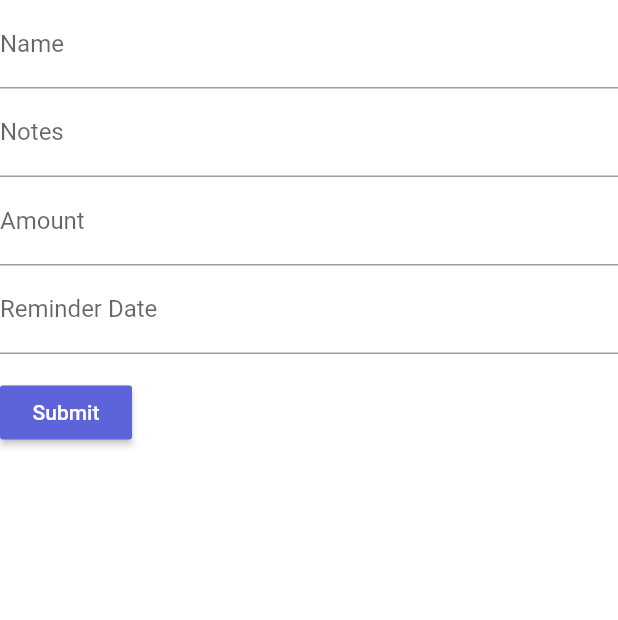
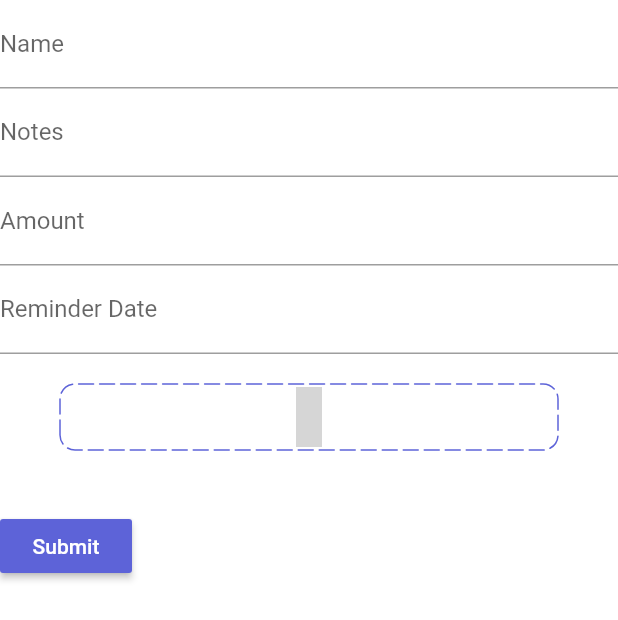
Before and after one commit to thirvusoft/money-manager, a Flutter app: the MyCustomForm widget shown alone on an empty page, opened directly, on a phone screen of 412 x 824 dp. Shown: the top 620 px of the screen. Run offline on Flutter 3.47's test engine with Material 2 defaults, Android fonts, the phone set to English and light mode, and no system bars; drawn by our look-alikes of dotted_border; our stand-ins replace animated_text_kit, bottom_navy_bar, connectivity, dio, file_picker, flutter_dotenv and 9 more; accounts and stored records are empty; network calls fail; grey boxes are pictures that could not be loaded.

Commit message:
Minor changes

```diff
--- a/lib/views/screens/Dataentrysheet.dart
+++ b/lib/views/screens/Dataentrysheet.dart
@@ -148,8 +148,100 @@ class MyCustomFormState extends State<MyCustomForm>
                     return null;
                   }
                 }),
+            GestureDetector(
+              onTap: selectFile,
+              child: Padding(
+                  padding:
+                      EdgeInsets.symmetric(horizontal: 40.0, vertical: 20.0),
+                  child: DottedBorder(
+                    borderType: BorderType.RRect,
+                    radius: Radius.circular(10),
+                    dashPattern: [10, 4],
+                    strokeCap: StrokeCap.round,
+                    color: Color.fromARGB(255, 93, 99, 216),
+                    child: Container(
+                      width: double.infinity,
+                      child: Column(
+                        mainAxisAlignment: MainAxisAlignment.center,
+                        children: [
+                          Icon(
+                            Iconsax.folder_open,
+                            color: Color.fromARGB(255, 93, 99, 216),
+                            size: 40,
+                          ),
+                        ],
+                      ),
+                    ),
+                  )),
+            ),
+            _platformFile != null
+                ? Container(
+                    child: _loading
+                        ? CircularProgressIndicator(
+                            valueColor: AlwaysStoppedAnimation<Color>(
+                                Color.fromARGB(255, 93, 99, 216)),
+                          )
+                        : Column(
+                            crossAxisAlignment: CrossAxisAlignment.start,
+                            children: [
+                              Text(
+                                'Selected File',
+                                style: TextStyle(
+                                  color: Colors.grey.shade400,
+                                  fontSize: 15,
+                                ),
+                              ),
+                              Container(
+                                  padding: EdgeInsets.all(8),
+                                  decoration: BoxDecoration(
+                                      borderRadius: BorderRadius.circular(100),
+                                      color: Colors.white,
+                                      boxShadow: [
+                                        BoxShadow(
+                                          color: Colors.grey.shade200,
+                                          offset: Offset(0, 1),
+                                          blurRadius: 3,
+                                          spreadRadius: 2,
+                                        )
+                                      ]),
+                                  child: Row(
+                                    children: [
                                       SizedBox(
-                height: 15,
+                                        width: 10,
+                                      ),
+                                      Expanded(
+                                        child: Column(
+                                          crossAxisAlignment:
+                                              CrossAxisAlignment.start,
+                                          children: [
+                                            Text(
+                                              _platformFile!.name,
+                                              style: TextStyle(
+                                                  fontSize: 13,
+                                                  color: Colors.black),
+                                            ),
+                                            SizedBox(
+                                              height: 5,
+                                            ),
+                                            Text(
+                                              '${(_platformFile!.size / 1024).ceil()} KB',
+                                              style: TextStyle(
+                                                  fontSize: 13,
+                                                  color: Colors.grey.shade500),
+                                            ),
+                                          ],
+                                        ),
+                                      ),
+                                    ],
+                                  )),
+                              SizedBox(
+                                height: 20,
+                              ),
+                            ],
+                          ))
+                : Container(),
+            SizedBox(
+              height: 20,
             ),
             RaisedButton(
                 color: Color.fromARGB(255, 93, 99, 216),
@@ -158,7 +250,9 @@ class MyCustomFormState extends State<MyCustomForm>
                   style: TextStyle(color: Colors.white),
                 ),
                 onPressed: () {
-                    print('yyyyyyyyyyyyyyyy');
+                  print("test");
+                  uploadimage(_file, _platformFile!.name);
+                  // _file, _platformFile
                   if (_formKey.currentState!.validate()) {
                     dataentry(
                       typecontroller.text,
@@ -166,38 +260,65 @@ class MyCustomFormState extends State<MyCustomForm>
                       namecontroller.text,
                       notescontroller.text,
                       amountcontroller.text,
-                        datecontroller.text,
                     );
+
+                    // typecontroller.clear();
                     namecontroller.clear();
                     notescontroller.clear();
                     amountcontroller.clear();
                     datecontroller.clear();
                   }
                 })
-            ]),
+          ],
+        ),
       ),
     );
   }
 
-  Future dataentry(
-    type,
-    subtypes,
-    name,
-    notes,
-    amount,
-    date,
-  ) async {
+  //           RaisedButton(
+  //               color: Color.fromARGB(255, 93, 99, 216),
+  //               child: Text(
+  //                 "Submit",
+  //                 style: TextStyle(color: Colors.white),
+  //               ),
+  //               onPressed: () {
+  //                 print("test");
+  //                 uploadimage(_file, _platformFile!.name);
+  //                 // _file, _platformFile
+  //                 if (_formKey.currentState!.validate()) {
+  //                   dataentry(
+  //                     typecontroller.text,
+  //                     subtypescode,
+  //                     namecontroller.text,
+  //                     notescontroller.text,
+  //                     amountcontroller.text,
+  //                   );
+
+  //                   // typecontroller.clear();
+  //                   namecontroller.clear();
+  //                   notescontroller.clear();
+  //                   amountcontroller.clear();
+  //                   datecontroller.clear();
+  //                 }
+  //               })
+  //         ],
+  //       ),
+  //     ),
+  //   );
+  // }
+
+  Future dataentry(type, subtypescode, name, notes, amount) async {
     if (typecontroller.text.isNotEmpty ||
         namecontroller.text.isNotEmpty ||
         notescontroller.text.isNotEmpty ||
-        amountcontroller.text.isNotEmpty ||
-        datecontroller.text.isNotEmpty) {
-      print(subtypecontroller.text);
-      print(dotenv.env['API_URL']);
+        amountcontroller.text.isNotEmpty) {
+      SharedPreferences prefs = await SharedPreferences.getInstance();
+      var response = await http.post(
+          Uri.parse(
+              '${dotenv.env['API_URL']}/api/method/money_management_backend.custom.py.api.daily_entry_submit?Type=Asset&Subtype=${subtypescode}&Name=${name}&Notes=${notes}&Amount=${amount}'),
+          headers: {"Authorization": prefs.getString('token') ?? ""});
+      //print(response.statusCode);
 
-      var response = await http.post(Uri.parse(
-          "${dotenv.env['API_URL']}/api/method/money_management_backend.custom.py.api.daily_entry_submit?Type=Liability&Subtype=${subtypes}&Name=${name}&Notes=${notes}&Amount=${amount}&Remainder_date=${date}"));
-      //print(response.statusCode);
       if (response.statusCode == 200) {
         Navigator.pop(context);
 
@@ -264,6 +385,7 @@ class MyCustomFormState extends State<MyCustomForm>
       }
     }
   }
+}
 
 Future uploadfile(File img64) async {
   var bytes = img64.readAsBytesSync();
@@ -273,22 +395,24 @@ class MyCustomFormState extends State<MyCustomForm>
     Uri.parse(
         "${dotenv.env['API_URL']}/api/method/money_management_backend.custom.py.api.upload_profile_image"),
     headers: {"Authorization": prefs.getString('token') ?? ""},
-      body: {"file", bytes},
+    body: {
+      "file",
+    },
     encoding: Encoding.getByName("utf-8"),
   );
   return response.body;
 }
 
-  Future uploadimage(_file, _platformForm) async {
+//var _file, var _platformFile
+Future uploadimage(Path, String name) async {
   print("object");
   FormData formData = FormData.fromMap({
     "file": await MultipartFile.fromFile(
-        '/data/user/0/com.example.money_manager/cache/file_picker/Employer Survey.pdf',
-        filename: 'Employer Survey.pdf',
-        // _file',
-        // filename: _platformFile!.name),
-      ),
-      "docname": 'mail',
+        // '/data/user/0/com.example.money_manager/cache/file_picker/Employer Survey.pdf',
+        // filename: 'Employer Survey.pdf',
+        Path,
+        filename: name),
+    "docname": 'barathpalanisamy2002@gmail.com',
     "doctype": 'User',
     "is_private": 0,
     "folder": "Home/Attachments"
@@ -298,10 +422,9 @@ class MyCustomFormState extends State<MyCustomForm>
   var dio = Dio();
   SharedPreferences prefs = await SharedPreferences.getInstance();
   dio.options.headers["Authorization"] = prefs.getString('token') ?? "";
-    var mail = prefs.getString("email");
-    print(mail);
+
   var response = await dio.post(
-      "${dotenv.env['API_URL']}/api/method/upload_file",
+    "http://192.168.116.158:8002/api/method/upload_file",
     data: formData,
   );
   print(dio);
@@ -311,4 +434,3 @@ class MyCustomFormState extends State<MyCustomForm>
     throw Exception('Something went wrong');
   }
 }
-}
```
Also changed, not shown: lib/views/screens/dailysheet.dart (+18 -14 lines). Lines whose indentation alone changed are shown as unchanged.
